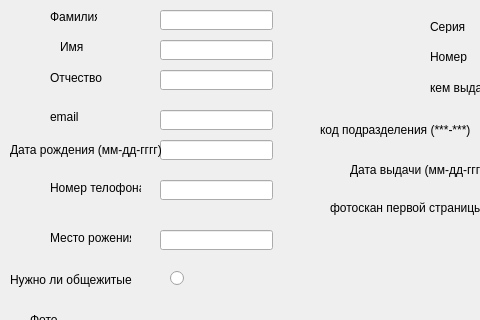
Above: personal.ui from BagrKonstantin/nti_contest_alfa before the change; both pictures show x 0 to 480 and y 0 to 320 of the 1419 by 716 pixel window. Below: the same form after it.
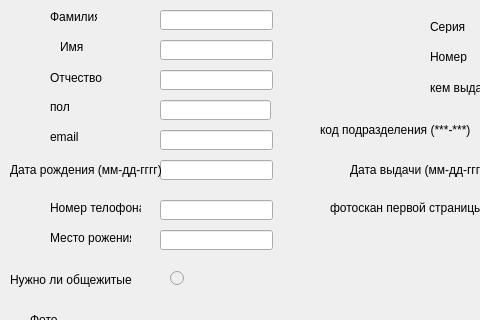
That is the form after the change.

```diff
--- a/personal.ui
+++ b/personal.ui
@@ -202,7 +202,7 @@
     <property name="geometry">
      <rect>
       <x>50</x>
-      <y>110</y>
+      <y>130</y>
       <width>47</width>
       <height>13</height>
      </rect>
@@ -293,7 +293,7 @@
     <property name="geometry">
      <rect>
       <x>160</x>
-      <y>180</y>
+      <y>200</y>
       <width>113</width>
       <height>20</height>
      </rect>
@@ -306,7 +306,7 @@
     <property name="geometry">
      <rect>
       <x>160</x>
-      <y>140</y>
+      <y>160</y>
       <width>113</width>
       <height>20</height>
      </rect>
@@ -319,7 +319,7 @@
     <property name="geometry">
      <rect>
       <x>10</x>
-      <y>140</y>
+      <y>160</y>
       <width>151</width>
       <height>20</height>
      </rect>
@@ -355,6 +355,9 @@
     </property>
    </widget>
    <widget class="QRadioButton" name="radioButton_hostel_2">
+    <property name="enabled">
+     <bool>false</bool>
+    </property>
     <property name="geometry">
      <rect>
       <x>170</x>
@@ -410,7 +413,7 @@
     <property name="geometry">
      <rect>
       <x>50</x>
-      <y>180</y>
+      <y>200</y>
       <width>91</width>
       <height>16</height>
      </rect>
@@ -423,7 +426,7 @@
     <property name="geometry">
      <rect>
       <x>160</x>
-      <y>110</y>
+      <y>130</y>
       <width>113</width>
       <height>20</height>
      </rect>
@@ -799,6 +802,32 @@
      <string>Фото</string>
     </property>
    </widget>
+   <widget class="QLineEdit" name="lineEdit_sex_2">
+    <property name="geometry">
+     <rect>
+      <x>160</x>
+      <y>100</y>
+      <width>111</width>
+      <height>20</height>
+     </rect>
+    </property>
+    <property name="readOnly">
+     <bool>true</bool>
+    </property>
+   </widget>
+   <widget class="QLabel" name="label">
+    <property name="geometry">
+     <rect>
+      <x>50</x>
+      <y>100</y>
+      <width>47</width>
+      <height>13</height>
+     </rect>
+    </property>
+    <property name="text">
+     <string>пол</string>
+    </property>
+   </widget>
   </widget>
   <widget class="QMenuBar" name="menubar">
    <property name="geometry">
@@ -806,7 +835,7 @@
      <x>0</x>
      <y>0</y>
      <width>1419</width>
-     <height>26</height>
+     <height>21</height>
     </rect>
    </property>
   </widget>
```
